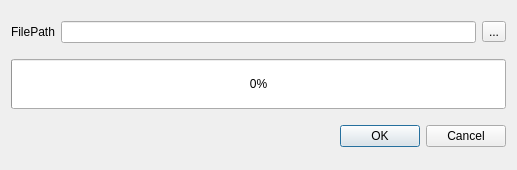
Above: source/plugin/t4/updatedialog.ui from ww4u/mct-t4 before the change. Below: the same form after it.
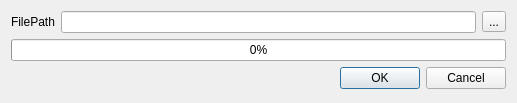
That is the form after the change.

The edit to the form file:
```diff
--- a/source/plugin/t4/updatedialog.ui
+++ b/source/plugin/t4/updatedialog.ui
@@ -7,11 +7,11 @@
     <x>0</x>
     <y>0</y>
     <width>517</width>
-    <height>170</height>
+    <height>103</height>
    </rect>
   </property>
   <property name="sizePolicy">
-   <sizepolicy hsizetype="Expanding" vsizetype="Fixed">
+   <sizepolicy hsizetype="Expanding" vsizetype="Expanding">
     <horstretch>0</horstretch>
     <verstretch>0</verstretch>
    </sizepolicy>
@@ -19,18 +19,21 @@
   <property name="minimumSize">
    <size>
     <width>300</width>
-    <height>170</height>
+    <height>0</height>
    </size>
   </property>
   <property name="maximumSize">
    <size>
     <width>16777215</width>
-    <height>170</height>
+    <height>16777215</height>
    </size>
   </property>
   <layout class="QGridLayout" name="gridLayout">
    <item row="0" column="0">
     <layout class="QHBoxLayout" name="horizontalLayout">
+     <property name="spacing">
+      <number>6</number>
+     </property>
      <item>
       <widget class="QLabel" name="label_2">
        <property name="sizePolicy">
@@ -62,11 +65,11 @@
    </item>
    <item row="1" column="0">
     <widget class="QProgressBar" name="progressBar">
-     <property name="minimumSize">
-      <size>
-       <width>0</width>
-       <height>50</height>
-      </size>
+     <property name="sizePolicy">
+      <sizepolicy hsizetype="Expanding" vsizetype="Fixed">
+       <horstretch>0</horstretch>
+       <verstretch>0</verstretch>
+      </sizepolicy>
      </property>
      <property name="value">
       <number>0</number>
@@ -89,7 +92,7 @@
        <property name="sizeHint" stdset="0">
         <size>
          <width>80</width>
-         <height>20</height>
+         <height>0</height>
         </size>
        </property>
       </spacer>
@@ -97,7 +100,7 @@
      <item>
       <widget class="QDialogButtonBox" name="buttonBox">
        <property name="sizePolicy">
-        <sizepolicy hsizetype="Fixed" vsizetype="Fixed">
+        <sizepolicy hsizetype="Fixed" vsizetype="Preferred">
          <horstretch>0</horstretch>
          <verstretch>0</verstretch>
         </sizepolicy>
@@ -109,6 +112,19 @@
      </item>
     </layout>
    </item>
+   <item row="3" column="0">
+    <spacer name="verticalSpacer">
+     <property name="orientation">
+      <enum>Qt::Vertical</enum>
+     </property>
+     <property name="sizeHint" stdset="0">
+      <size>
+       <width>20</width>
+       <height>40</height>
+      </size>
+     </property>
+    </spacer>
+   </item>
   </layout>
  </widget>
  <layoutdefault spacing="6" margin="11"/>
```
